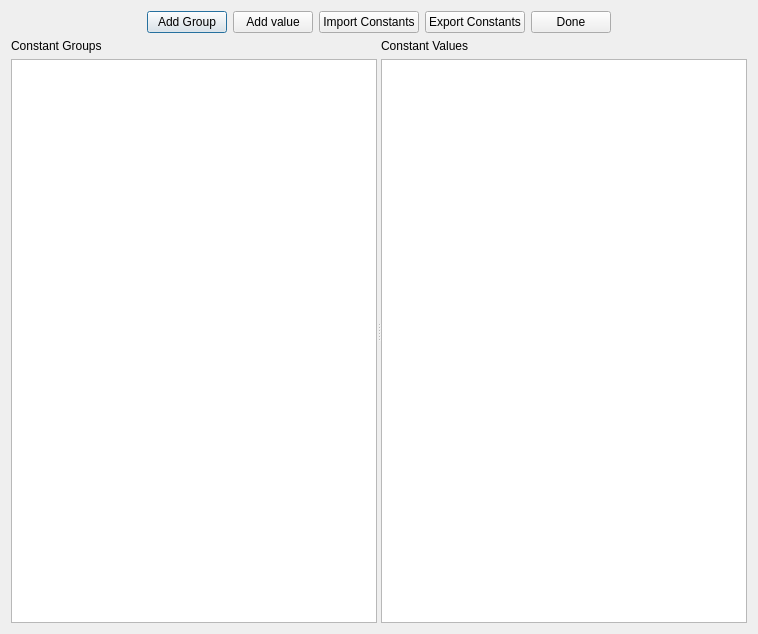
Qt form src/constantsmanager.ui (ivop/frida) before a commit.
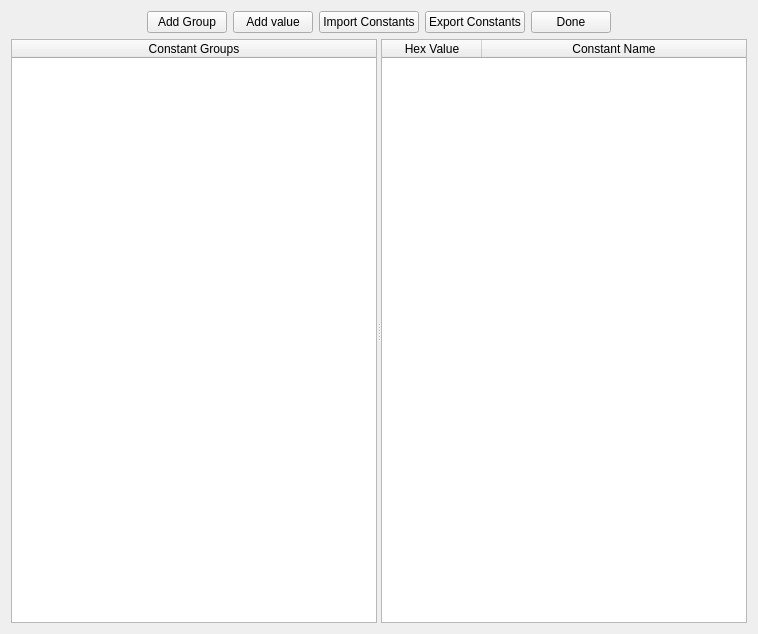
The same form after that commit. Icons and pictures are not drawn.

Commit message: finally, a working protype for the constants database

The edit to the form file:
```diff
--- a/src/constantsmanager.ui
+++ b/src/constantsmanager.ui
@@ -31,6 +31,9 @@
      </item>
      <item>
       <widget class="QPushButton" name="buttonAddGroup">
+       <property name="focusPolicy">
+        <enum>Qt::NoFocus</enum>
+       </property>
        <property name="text">
         <string>Add Group</string>
        </property>
@@ -42,6 +45,9 @@
      </item>
      <item>
       <widget class="QPushButton" name="buttonAddValue">
+       <property name="focusPolicy">
+        <enum>Qt::NoFocus</enum>
+       </property>
        <property name="text">
         <string>Add value</string>
        </property>
@@ -53,6 +59,9 @@
      </item>
      <item>
       <widget class="QPushButton" name="pushButton_2">
+       <property name="focusPolicy">
+        <enum>Qt::NoFocus</enum>
+       </property>
        <property name="text">
         <string>Import Constants</string>
        </property>
@@ -64,6 +73,9 @@
      </item>
      <item>
       <widget class="QPushButton" name="pushButton">
+       <property name="focusPolicy">
+        <enum>Qt::NoFocus</enum>
+       </property>
        <property name="text">
         <string>Export Constants</string>
        </property>
@@ -75,6 +87,9 @@
      </item>
      <item>
       <widget class="QPushButton" name="buttonDone">
+       <property name="focusPolicy">
+        <enum>Qt::NoFocus</enum>
+       </property>
        <property name="text">
         <string>Done</string>
        </property>
@@ -112,13 +127,6 @@
      </property>
      <widget class="QWidget" name="layoutWidget1">
       <layout class="QVBoxLayout" name="verticalGroups">
-       <item>
-        <widget class="QLabel" name="labelGroups">
-         <property name="text">
-          <string>Constant Groups</string>
-         </property>
-        </widget>
-       </item>
        <item>
         <widget class="QTableWidget" name="tableGroups">
          <property name="editTriggers">
@@ -127,25 +135,32 @@
          <property name="selectionMode">
           <enum>QAbstractItemView::SingleSelection</enum>
          </property>
+         <property name="columnCount">
+          <number>1</number>
+         </property>
          <attribute name="horizontalHeaderVisible">
+          <bool>true</bool>
+         </attribute>
+         <attribute name="horizontalHeaderStretchLastSection">
+          <bool>true</bool>
+         </attribute>
+         <attribute name="verticalHeaderVisible">
           <bool>false</bool>
          </attribute>
          <attribute name="verticalHeaderDefaultSectionSize">
           <number>21</number>
          </attribute>
+         <column>
+          <property name="text">
+           <string>Constant Groups</string>
+          </property>
+         </column>
         </widget>
        </item>
       </layout>
      </widget>
      <widget class="QWidget" name="layoutWidget2">
       <layout class="QVBoxLayout" name="verticalValues">
-       <item>
-        <widget class="QLabel" name="labelValues">
-         <property name="text">
-          <string>Constant Values</string>
-         </property>
-        </widget>
-       </item>
        <item>
         <widget class="QTableWidget" name="tableConstantValues">
          <property name="editTriggers">
@@ -154,12 +169,28 @@
          <property name="selectionMode">
           <enum>QAbstractItemView::SingleSelection</enum>
          </property>
+         <property name="columnCount">
+          <number>2</number>
+         </property>
          <attribute name="horizontalHeaderVisible">
-          <bool>false</bool>
+          <bool>true</bool>
+         </attribute>
+         <attribute name="horizontalHeaderStretchLastSection">
+          <bool>true</bool>
          </attribute>
          <attribute name="verticalHeaderDefaultSectionSize">
           <number>21</number>
          </attribute>
+         <column>
+          <property name="text">
+           <string>Hex Value</string>
+          </property>
+         </column>
+         <column>
+          <property name="text">
+           <string>Constant Name</string>
+          </property>
+         </column>
         </widget>
        </item>
       </layout>
```
The commit also changes 2 other files.
